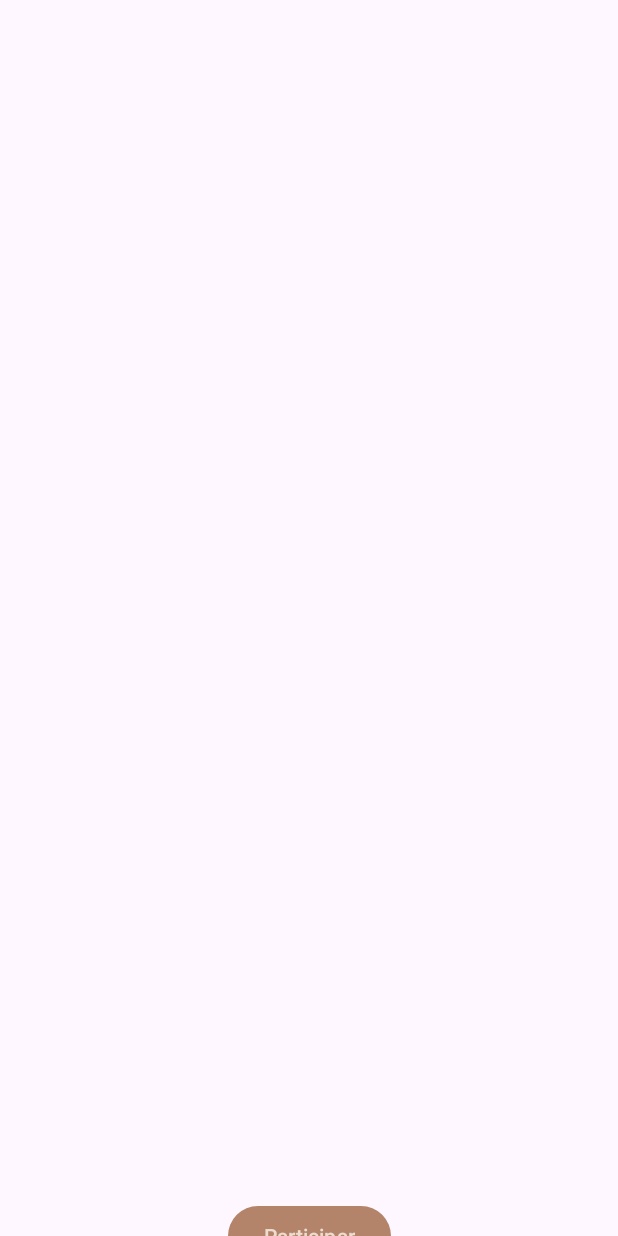
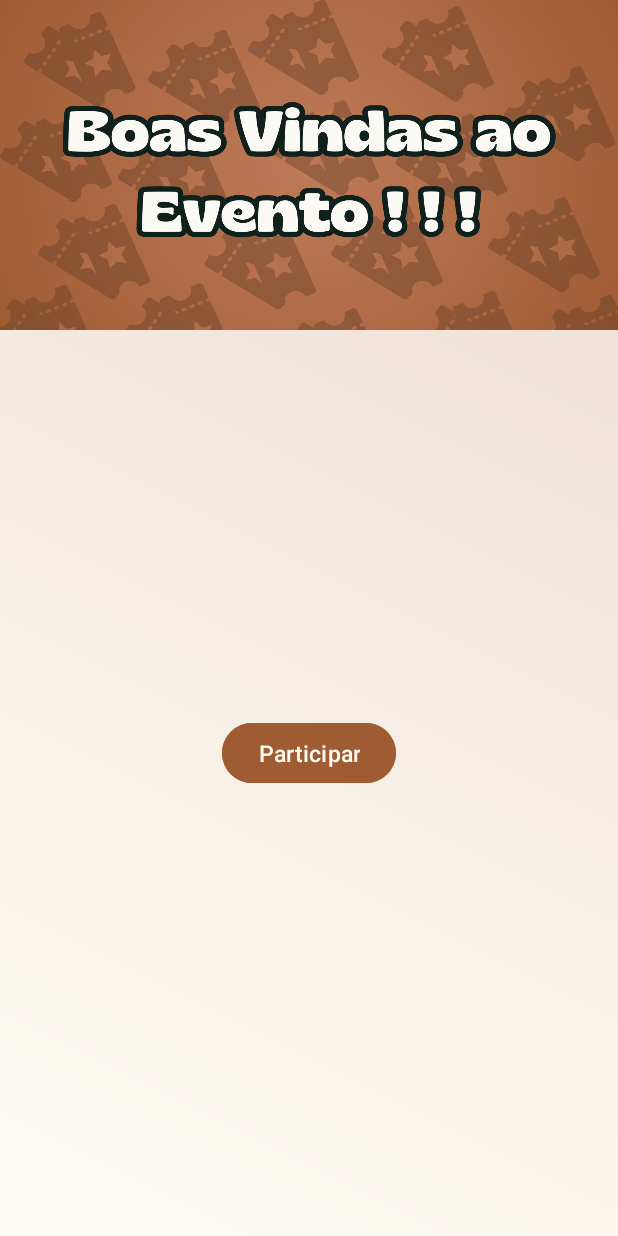
Before and after one commit to eduhantonio/eventito, an Android app: the MontarTela screen opened directly, with no data from a screen before it, on a phone screen of 412 x 824 dp. Run offline under Robolectric (Android 15) with nearby library versions, the phone set to English and light mode, and no system bars; our stand-ins replace Firebase (no records; nobody signed in at launch, a user with empty details on screens opened directly); 1 statement that could not run was skipped.

Commit message:
mais telas bonitas

```diff
--- a/app/src/main/java/com/example/eventito/AdicionarEvento.java
+++ b/app/src/main/java/com/example/eventito/AdicionarEvento.java
@@ -62,13 +62,10 @@ public class AdicionarEvento extends AppCompatActivity {
         // Referências aos elementos do layout
         edtNomeEvento = findViewById(R.id.edtNomeEvento);
         EditText edtDescricaoEvento = findViewById(R.id.edtDescricaoEvento);
-        Button btnUploadImagem = findViewById(R.id.btnUploadImagem);
-        layoutImagens = findViewById(R.id.layoutImagens);
         layoutTasks = findViewById(R.id.layoutTasks);
         txtTotalPontos = findViewById(R.id.txtTotalPontos);
 
         // Lógica para upload de imagem
-        btnUploadImagem.setOnClickListener(v -> openImagePicker());
 
         // Lógica para adicionar tarefa
         Button btnAdicionarTask = findViewById(R.id.btnAdicionarTask);
--- a/app/src/main/res/layout/activity_tela_evento.xml
+++ b/app/src/main/res/layout/activity_tela_evento.xml
@@ -2,13 +2,31 @@
 <androidx.constraintlayout.widget.ConstraintLayout xmlns:android="http://schemas.android.com/apk/res/android"
     android:layout_width="match_parent"
     android:layout_height="match_parent"
-    xmlns:app="http://schemas.android.com/apk/res-auto">
+    android:background="@drawable/background_gradient">
+
+    <LinearLayout
+        android:layout_width="match_parent"
+        android:layout_height="match_parent"
+        android:orientation="vertical">
+
+        <LinearLayout
+            android:layout_width="match_parent"
+            android:layout_height="220dp"
+            android:background="@drawable/banner_evento_tela"
+            android:gravity="center"
+            android:orientation="vertical"
+            android:padding="8dp">
+
+        </LinearLayout>
+
         <LinearLayout
             android:id="@+id/layoutDinamico1"
             android:layout_width="match_parent"
-        android:layout_height="match_parent"
+            android:layout_height="248dp"
             android:orientation="vertical"
-        android:padding="16dp"/>
+            android:padding="16dp">
+
+        </LinearLayout>
 
         <Button
             android:id="@+id/buttonParticipar"
@@ -16,11 +34,11 @@
             android:layout_height="wrap_content"
             android:onClick="gerarQrcode"
             android:text="Participar"
-        app:layout_constraintBottom_toBottomOf="parent"
-        app:layout_constraintEnd_toEndOf="parent"
-        app:layout_constraintHorizontal_bias="0.5"
-        app:layout_constraintStart_toStartOf="parent"
-        app:layout_constraintTop_toBottomOf="@+id/layoutDinamico1" />
-
+            android:textSize="15dp"
+            android:layout_marginTop="10dp"
+            android:textColor="@color/creme"
+            android:backgroundTint="@color/marrom"
+            android:layout_gravity="center"/>
+    </LinearLayout>
 
 </androidx.constraintlayout.widget.ConstraintLayout>
```
Also changed, not shown: app/src/main/res/layout/activity_qrcode.xml (+17 -2 lines), app/src/main/res/layout/activity_scans_possiveis.xml (+33 -11 lines), app/src/main/res/drawable/banner_evento_tela.png (added), app/src/main/res/drawable/banner_preseca.png (added), app/src/main/res/drawable/banner_qrcode.png (added). Lines whose indentation alone changed are shown as unchanged.
